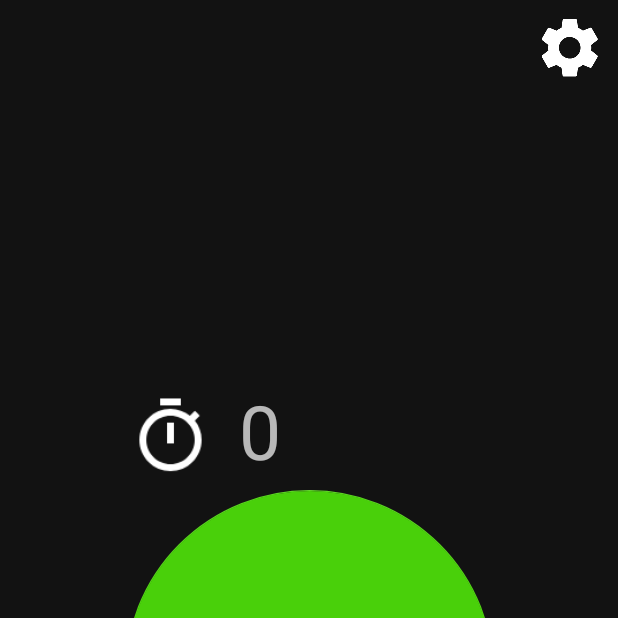
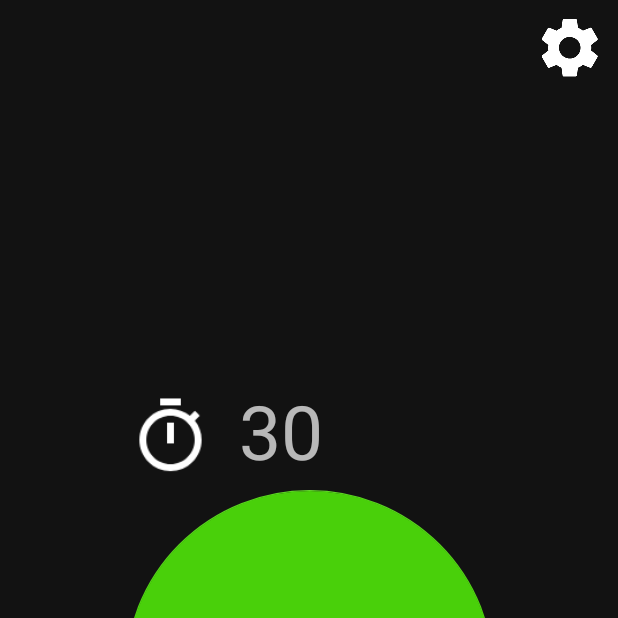
Before and after one commit to MajdKhodr/StillAlert, an Android app: the screen it shows after launch (MainActivity), on a phone screen of 412 x 824 dp, the top half of it. Run offline under Robolectric (Android 15) with nearby library versions, the phone set to English and light mode, and no system bars.

Commit message:
Time on mainActivity

```diff
--- a/app/src/main/java/com/stillalert/gng2101/stillalert/MainActivity.java
+++ b/app/src/main/java/com/stillalert/gng2101/stillalert/MainActivity.java
@@ -2,6 +2,7 @@ package com.stillalert.gng2101.stillalert;
 
 import android.content.Context;
 import android.content.Intent;
+import android.content.SharedPreferences;
 import android.content.res.ColorStateList;
 import android.graphics.Color;
 import android.hardware.Sensor;
@@ -10,6 +11,7 @@ import android.hardware.SensorEventListener;
 import android.hardware.SensorManager;
 import android.media.MediaPlayer;
 import android.os.Handler;
+import android.preference.PreferenceManager;
 import android.support.design.widget.FloatingActionButton;
 import android.support.v7.app.AppCompatActivity;
 import android.os.Bundle;
@@ -29,7 +31,6 @@ public class MainActivity extends AppCompatActivity {
     private float tempX, tempY, tempZ;
     private String flag;
     private int counter;
-    private int time = 0;
 
     private static final String TAG = "MainActivity";
 
@@ -41,22 +42,14 @@ public class MainActivity extends AppCompatActivity {
         flag = "OFF";
 
         mTextView = findViewById(R.id.button_start);
-
         mSetting = findViewById(R.id.imageview_setting);
-
         mButton = findViewById(R.id.floatingActionButton_start);
-
         mDisplayTime = findViewById(R.id.textview_time);
 
-        Log.d(TAG, "value is " + getIntent().getSerializableExtra("Time"));
+        SharedPreferences preferences = PreferenceManager.getDefaultSharedPreferences(this);
+        int idleTimeKey = preferences.getInt("idleTime", 30);
 
-        if (getIntent().getSerializableExtra("Time") != null) {
-            time = (int) getIntent().getSerializableExtra("Time");
-        }
-
-        Log.d(TAG, "MainActivity Time = " + time);
-
-        mDisplayTime.setText(Integer.toString(time));
+        mDisplayTime.setText(Integer.toString(idleTimeKey));
     }
 
     @Override
```
